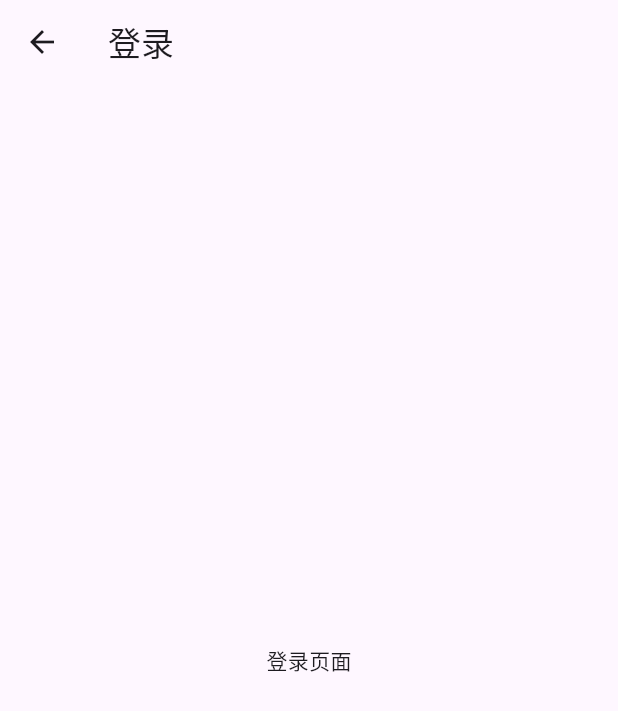
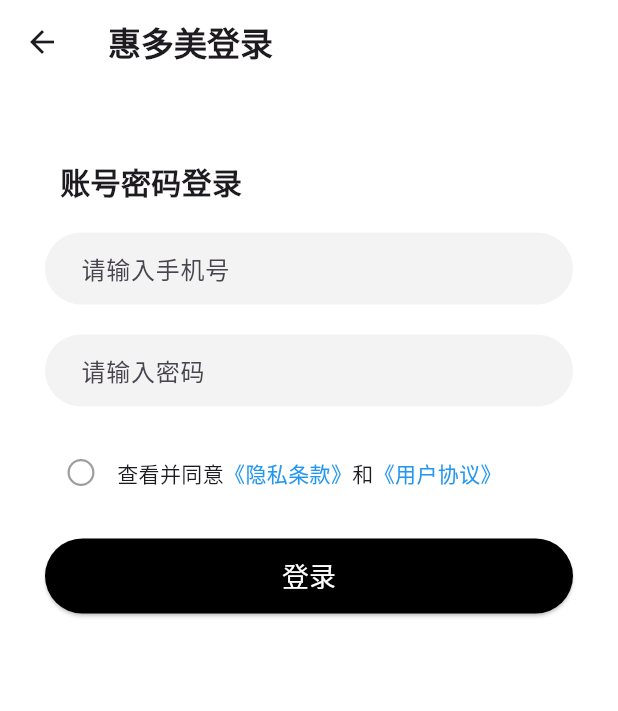
Before and after one commit to xiaowanz1/hm_shop_flutter, a Flutter app: the LoginPage screen opened by its route, on a phone screen of 412 x 824 dp. Shown: the top 711 px of the screen. Run offline on Flutter 3.47's test engine with Material 3 defaults, Android fonts, the phone set to English and light mode, and no system bars; our stand-ins replace carousel_slider, dio; network calls fail.

Commit message:
登录页面校验

```diff
--- a/lib/pages/Login/index.dart
+++ b/lib/pages/Login/index.dart
@@ -1,4 +1,5 @@
 import 'package:flutter/material.dart';
+import 'package:hm_shop_flutter/utils/Toastutils.dart';
 
 class LoginPage extends StatefulWidget {
   LoginPage({Key? key}) : super(key: key);
@@ -8,14 +9,183 @@
 }
 
 class _LoginPageState extends State<LoginPage> {
+  TextEditingController _phoneController = TextEditingController(); //账号控制器
+  TextEditingController _codeController = TextEditingController(); //密码控制器
+
+  // 用户账号widget
+  Widget _buildPhoneTextField() {
+    return TextFormField(
+      //校验
+      validator: (value) {
+        if (value == null || value.isEmpty) {
+          return "手机号不能为空";
+        }
+        //校验手机号格式-正则 1开头 11位
+        if (!RegExp(r"^1[3-9]\d{9}$").hasMatch(value)) {
+          return "手机号格式不正确";
+        }
+        return null;
+      },
+      controller: _phoneController,
+      decoration: InputDecoration(
+        hintText: "请输入手机号",
+        contentPadding: EdgeInsets.only(left: 20), //内容内边距
+        fillColor: const Color.fromRGBO(243, 243, 243, 1),
+        filled: true,
+        border: OutlineInputBorder(
+          borderRadius: BorderRadius.circular(25),
+          borderSide: BorderSide.none,
+        ),
+      ),
+    );
+  }
+
+  // 密码账号widget
+  Widget _buildCodeTextField() {
+    return TextFormField(
+      //校验
+      validator: (value) {
+        if (value == null || value.isEmpty) {
+          return "账号不能为空";
+        }
+        // 6-16位的数字、字母或_
+        if (!RegExp(r"^[0-9A-Za-z_]{6,16}$").hasMatch(value)) {
+          return "请输入6-16位的字母数字或下划线";
+        }
+        return null;
+      },
+      controller: _codeController,
+      obscureText: true,
+      decoration: InputDecoration(
+        hintText: "请输入密码",
+        contentPadding: EdgeInsets.only(left: 20), //内容内边距
+        fillColor: const Color.fromRGBO(243, 243, 243, 1),
+        filled: true,
+        border: OutlineInputBorder(
+          borderRadius: BorderRadius.circular(25),
+          borderSide: BorderSide.none,
+        ),
+      ),
+    );
+  }
+
+  //登录按钮
+  Widget _buildLoginButton() {
+    return SizedBox(
+      width: double.infinity,
+      height: 50,
+      child: ElevatedButton(
+        onPressed: () {
+          //登录逻辑。
+          //表单校验
+          if (_key.currentState!.validate()) {
+            //手机号和密码都有效
+            //进行勾选框的判断
+            if (_isChecked) {
+              //校验通过
+            } else {
+              //提示
+              ToastUtils.showToast(context, '请勾选用户协议');
+            }
+          }
+        },
+        style: ElevatedButton.styleFrom(
+          backgroundColor: Colors.black,
+          shape: RoundedRectangleBorder(
+            borderRadius: BorderRadiusGeometry.circular(25),
+          ),
+        ),
+        child: Text("登录", style: TextStyle(color: Colors.white, fontSize: 18)),
+      ),
+    );
+  }
+
+  bool _isChecked = false;
+  //勾选Widget
+  Widget _buildCheckbox() {
+    return Row(
+      children: [
+        //设置勾选为圆角
+        Checkbox(
+          value: _isChecked,
+          activeColor: Colors.black,
+          checkColor: Colors.white,
+          onChanged: (bool? value) {
+            _isChecked = value ?? false;
+            setState(() {});
+          },
+          //设置形状
+          shape: RoundedRectangleBorder(
+            borderRadius: BorderRadiusGeometry.circular(10),
+          ),
+          //设置边框
+          side: BorderSide(color: Colors.grey, width: 1.5),
+        ),
+        Text.rich(
+          TextSpan(
+            children: [
+              TextSpan(text: "查看并同意"),
+              TextSpan(
+                text: "《隐私条款》",
+                style: TextStyle(color: Colors.blue),
+              ),
+              TextSpan(text: "和"),
+              TextSpan(
+                text: "《用户协议》",
+                style: TextStyle(color: Colors.blue),
+              ),
+            ],
+          ),
+        ),
+      ],
+    );
+  }
+
+  //头部Widget
+  Widget _buildHeader() {
+    return Row(
+      children: [
+        Padding(
+          padding: EdgeInsetsGeometry.only(left: 10),
+          child: Text(
+            "账号密码登录",
+            style: TextStyle(fontSize: 20, fontWeight: FontWeight.bold),
+          ),
+        ),
+      ],
+    );
+  }
+
+  //控制校验逻辑，GlobalKey绑定form组件可以调用validate方法
+  final GlobalKey<FormState> _key = GlobalKey<FormState>();
+
   @override
   Widget build(BuildContext context) {
     return Scaffold(
       appBar: AppBar(
-        title: Text('登录'),
+        title: Text('惠多美登录', style: TextStyle(fontWeight: FontWeight.bold)),
+        backgroundColor: Colors.white,
       ),
-      body: Center(
-        child: Text('登录页面'),
+      body: Form(
+        key: _key,
+        child: Container(
+          padding: EdgeInsets.all(30),
+          color: Colors.white,
+          child: Column(
+            children: [
+              SizedBox(height: 20),
+              _buildHeader(),
+              SizedBox(height: 20),
+              _buildPhoneTextField(),
+              SizedBox(height: 20),
+              _buildCodeTextField(),
+              SizedBox(height: 20),
+              _buildCheckbox(),
+              SizedBox(height: 20),
+              _buildLoginButton(),
+            ],
+          ),
+        ),
       ),
     );
   }
--- a/lib/pages/My/index.dart
+++ b/lib/pages/My/index.dart
@@ -33,10 +33,15 @@
           Expanded(
             child: Column(
               crossAxisAlignment: CrossAxisAlignment.start,
-              children: const [
-                Text(
-                  '立即登录',
-                  style: TextStyle(fontSize: 18, fontWeight: FontWeight.w600),
+              children: [
+                GestureDetector(
+                  onTap: () {
+                    Navigator.pushNamed(context, '/login');
+                  },
+                  child: Text(
+                    '立即登录',
+                    style: TextStyle(fontSize: 18, fontWeight: FontWeight.w600),
+                  ),
                 ),
               ],
             ),
--- a/lib/utils/Toastutils.dart
+++ b/lib/utils/Toastutils.dart
@@ -1,18 +1,27 @@
-
 import 'package:flutter/material.dart';
 
 class ToastUtils {
-  static void showToast(BuildContext context,String? mag){
+  //阀门控制
+  static bool showLoading = false;
+  static void showToast(BuildContext context, String? mag) {
+    if (showLoading) {
+      return;
+    }
+    showLoading = true;
+    //延后2秒后设置
+    Future.delayed(Duration(seconds: 2), () {
+      showLoading = false;
+    });
     ScaffoldMessenger.of(context).showSnackBar(
       SnackBar(
-      width: 120,
-      behavior:SnackBarBehavior.floating,
+        width: 180,
+        behavior: SnackBarBehavior.floating,
         duration: Duration(seconds: 2),
         shape: RoundedRectangleBorder(
           borderRadius: BorderRadiusGeometry.circular(40),
         ),
-      content:Text(mag ?? "加载成功",textAlign: TextAlign.center,)
-      )
+        content: Text(mag ?? "加载成功", textAlign: TextAlign.center),
+      ),
     );
   }
 }
```
Lines whose indentation alone changed are shown as unchanged.
